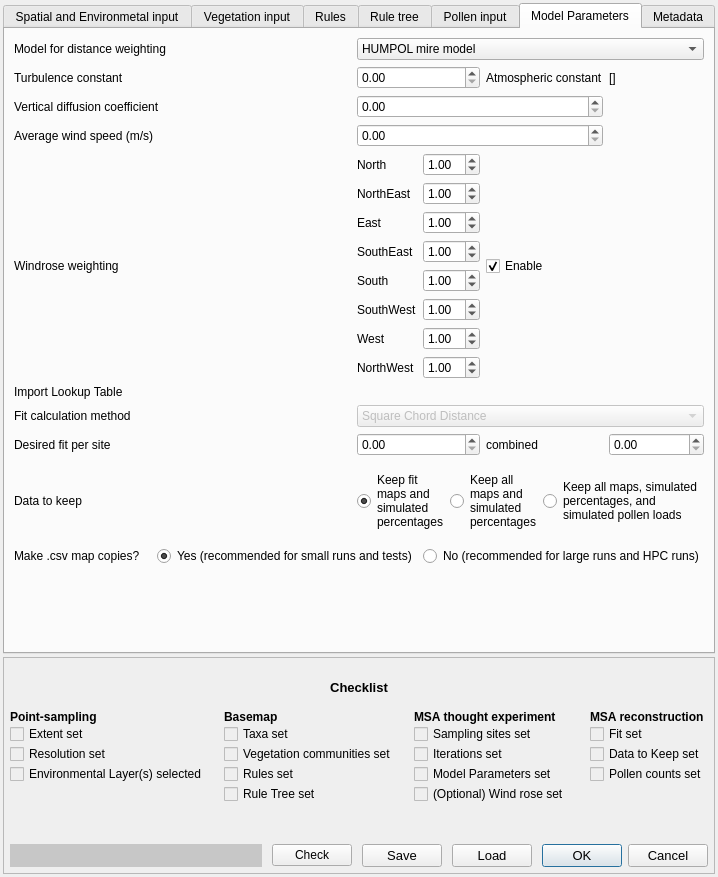
First picture: the form in MSA_QGIS_dialog_base.ui, repository ThyavdBerg/MSA-Q, before the edit.
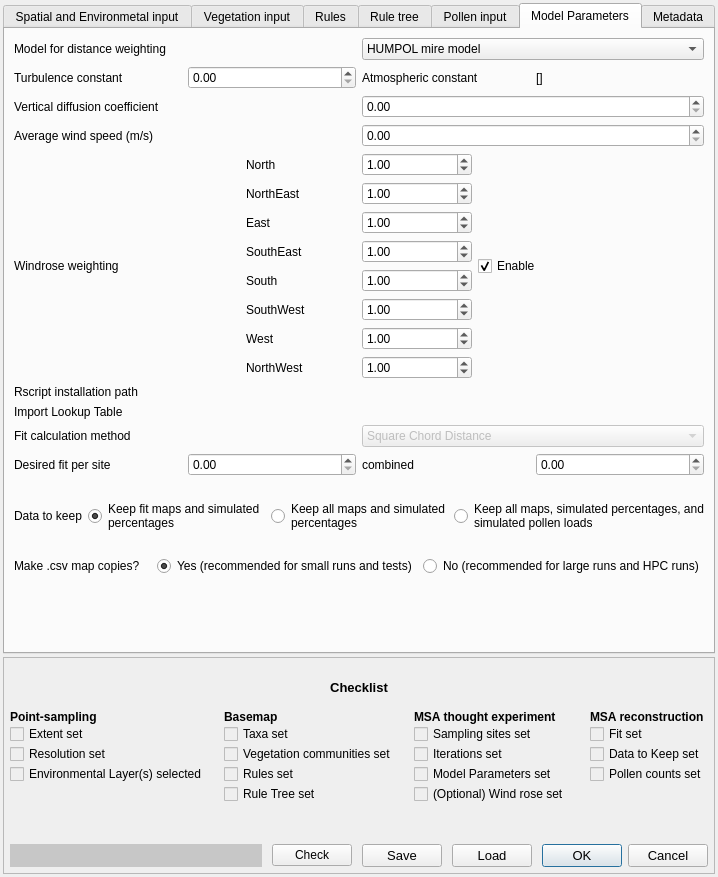
Second picture: the form after the edit. Custom widgets are drawn as their Qt base class.

Commit message: added LS model, as well as ability to save/load point sampled map from csv, and start of more gracefull error handling.

```diff
--- a/MSA_QGIS_dialog_base.ui
+++ b/MSA_QGIS_dialog_base.ui
@@ -1358,42 +1358,35 @@
         <attribute name="title">
          <string>Model Parameters</string>
         </attribute>
-        <layout class="QGridLayout" name="gridLayout_4" rowstretch="0,0,0,0,0,0,0,0,0,0,0,0,0" columnstretch="1,0,0,0">
-         <item row="9" column="3">
-          <widget class="QDoubleSpinBox" name="doubleSpinBox_cumulFit">
-           <property name="maximum">
-            <double>999999999.000000000000000</double>
-           </property>
-           <property name="value">
-            <double>0.000000000000000</double>
-           </property>
-          </widget>
-         </item>
-         <item row="1" column="1">
-          <widget class="QDoubleSpinBox" name="doubleSpin_turbConstant">
-           <property name="value">
-            <double>0.000000000000000</double>
-           </property>
-          </widget>
-         </item>
-         <item row="4" column="0" rowspan="2">
-          <widget class="QLabel" name="label">
+        <layout class="QVBoxLayout" name="verticalLayout_7">
+         <item>
+          <layout class="QHBoxLayout" name="horizontalLayout_33">
+           <item>
+            <widget class="QLabel" name="label_modelType">
+             <property name="text">
+              <string>Model for distance weighting</string>
+             </property>
+            </widget>
+           </item>
+           <item>
+            <widget class="QComboBox" name="comboBox_dispModel">
+             <item>
            <property name="text">
-            <string>Windrose weighting</string>
-           </property>
-          </widget>
-         </item>
-         <item row="9" column="0">
-          <widget class="QLabel" name="label_fit">
-           <property name="toolTip">
-            <string>Desired fit threshold that every single site should not exceed. Best possible fit is 0 (no differences). Worst possible fit is 200 (no similarities)</string>
-           </property>
+               <string>HUMPOL mire model</string>
+              </property>
+             </item>
+             <item>
            <property name="text">
-            <string>Desired fit per site</string>
-           </property>
-          </widget>
-         </item>
-         <item row="1" column="0">
+               <string>LS unstable model LOESS</string>
+              </property>
+             </item>
+            </widget>
+           </item>
+          </layout>
+         </item>
+         <item>
+          <layout class="QHBoxLayout" name="horizontalLayout_23">
+           <item>
           <widget class="QLabel" name="label_atmosConst">
            <property name="toolTip">
             <string>Also known as: n</string>
@@ -1403,224 +1396,84 @@
            </property>
           </widget>
          </item>
-         <item row="1" column="3">
+           <item>
+            <widget class="QDoubleSpinBox" name="doubleSpin_turbConstant">
+             <property name="value">
+              <double>0.000000000000000</double>
+             </property>
+            </widget>
+           </item>
+           <item>
+            <widget class="QLabel" name="label_atmosConst_2">
+             <property name="toolTip">
+              <string>Also known as: γ (lower case gamma)</string>
+             </property>
+             <property name="text">
+              <string>Atmospheric constant</string>
+             </property>
+            </widget>
+           </item>
+           <item>
           <widget class="QLabel" name="label_calculatedAtmosConst">
            <property name="text">
             <string>[]</string>
            </property>
           </widget>
          </item>
-         <item row="2" column="1" colspan="2">
+          </layout>
+         </item>
+         <item>
+          <layout class="QHBoxLayout" name="horizontalLayout_24" stretch="0,0">
+           <item>
+            <widget class="QLabel" name="label_difConst_2">
+             <property name="toolTip">
+              <string>Also known as: Cz</string>
+             </property>
+             <property name="text">
+              <string>Vertical diffusion coefficient</string>
+             </property>
+            </widget>
+           </item>
+           <item>
           <widget class="QDoubleSpinBox" name="doubleSpin_diffConstant">
            <property name="value">
             <double>0.000000000000000</double>
            </property>
           </widget>
          </item>
-         <item row="0" column="0">
-          <widget class="QLabel" name="label_modelType">
-           <property name="text">
-            <string>Model for distance weighting</string>
-           </property>
-          </widget>
+          </layout>
          </item>
-         <item row="8" column="0">
-          <widget class="QLabel" name="label_11">
-           <property name="toolTip">
-            <string>CURRENTLY DISABLED At the moment, only Square Chord Distance is available</string>
-           </property>
-           <property name="text">
-            <string>Fit calculation method</string>
-           </property>
-          </widget>
-         </item>
-         <item row="11" column="0" colspan="4">
-          <layout class="QHBoxLayout" name="horizontalLayout_27">
            <item>
-            <widget class="QLabel" name="label_makeCsv_4">
-             <property name="toolTip">
-              <string/>
-             </property>
-             <property name="text">
-              <string>Make .csv map copies?</string>
-             </property>
-            </widget>
-           </item>
+          <layout class="QHBoxLayout" name="horizontalLayout_25">
            <item>
-            <layout class="QHBoxLayout" name="horizontalLayout_28">
-             <item>
-              <widget class="QRadioButton" name="radioButton_makeCsvYes">
+            <widget class="QLabel" name="label_windSpeed">
                <property name="toolTip">
                 <string>In addition to the maps being saved to the SQLite output database, .csv files will be generated for immediate loading. This requires a larger amount of available disk space.</string>
                </property>
                <property name="text">
-                <string>Yes (recommended for small runs and tests)</string>
-               </property>
-               <property name="checked">
-                <bool>true</bool>
-               </property>
-               <attribute name="buttonGroup">
-                <string notr="true">buttonGroup_makeCsv</string>
-               </attribute>
+              <string>Average wind speed (m/s)</string>
+             </property>
               </widget>
              </item>
              <item>
-              <widget class="QRadioButton" name="radioButton_makeCsvNo">
-               <property name="toolTip">
-                <string>For large runs it is safer to create .csv files separately to avoid running out of disk space. For HPC it is not recommended unless the data will also stay on the HPC for post-processing.</string>
-               </property>
-               <property name="text">
-                <string>No (recommended for large runs and HPC runs)</string>
-               </property>
-               <property name="checked">
-                <bool>false</bool>
-               </property>
-               <property name="autoExclusive">
-                <bool>true</bool>
-               </property>
-               <attribute name="buttonGroup">
-                <string notr="true">buttonGroup_makeCsv</string>
-               </attribute>
-              </widget>
-             </item>
-            </layout>
-           </item>
-          </layout>
-         </item>
-         <item row="0" column="1" colspan="3">
-          <widget class="QComboBox" name="comboBox_dispModel">
-           <item>
-            <property name="text">
-             <string>HUMPOL mire model</string>
-            </property>
-           </item>
-           <item>
-            <property name="text">
-             <string>LS unstable model LOESS</string>
-            </property>
-           </item>
-          </widget>
-         </item>
-         <item row="9" column="1">
-          <widget class="QDoubleSpinBox" name="doubleSpinBox_fit">
-           <property name="maximum">
-            <double>200.000000000000000</double>
-           </property>
+            <widget class="QDoubleSpinBox" name="doubleSpin_windSpeed">
            <property name="value">
             <double>0.000000000000000</double>
            </property>
           </widget>
          </item>
-         <item row="10" column="1" colspan="3">
-          <layout class="QHBoxLayout" name="horizontalLayout_4">
-           <item>
-            <layout class="QHBoxLayout" name="horizontalLayout_5" stretch="0,1">
-             <item>
-              <widget class="QRadioButton" name="radioButton_keepFitted">
-               <property name="sizePolicy">
-                <sizepolicy hsizetype="Minimum" vsizetype="Expanding">
-                 <horstretch>0</horstretch>
-                 <verstretch>0</verstretch>
-                </sizepolicy>
-               </property>
-               <property name="text">
-                <string/>
-               </property>
-               <property name="checked">
-                <bool>true</bool>
-               </property>
-               <attribute name="buttonGroup">
-                <string notr="true">buttonGroup_dataToKeep</string>
-               </attribute>
-              </widget>
-             </item>
-             <item>
-              <widget class="QLabel" name="label_13">
-               <property name="text">
-                <string>Keep fit maps and simulated percentages</string>
-               </property>
-               <property name="wordWrap">
-                <bool>true</bool>
-               </property>
-              </widget>
-             </item>
             </layout>
            </item>
            <item>
-            <layout class="QHBoxLayout" name="horizontalLayout_11" stretch="0,1">
-             <property name="sizeConstraint">
-              <enum>QLayout::SetDefaultConstraint</enum>
-             </property>
+          <layout class="QHBoxLayout" name="horizontalLayout_26">
              <item>
-              <widget class="QRadioButton" name="radioButton_keepTwo">
-               <property name="sizePolicy">
-                <sizepolicy hsizetype="Minimum" vsizetype="Expanding">
-                 <horstretch>0</horstretch>
-                 <verstretch>0</verstretch>
-                </sizepolicy>
-               </property>
+            <widget class="QLabel" name="label">
                <property name="text">
-                <string/>
-               </property>
-               <property name="checked">
-                <bool>false</bool>
-               </property>
-               <attribute name="buttonGroup">
-                <string notr="true">buttonGroup_dataToKeep</string>
-               </attribute>
+              <string>Windrose weighting</string>
+             </property>
               </widget>
              </item>
              <item>
-              <widget class="QLabel" name="label_15">
-               <property name="text">
-                <string>Keep all maps and simulated percentages</string>
-               </property>
-               <property name="alignment">
-                <set>Qt::AlignLeading|Qt::AlignLeft|Qt::AlignVCenter</set>
-               </property>
-               <property name="wordWrap">
-                <bool>true</bool>
-               </property>
-              </widget>
-             </item>
-            </layout>
-           </item>
-           <item>
-            <layout class="QHBoxLayout" name="horizontalLayout_10" stretch="0,1">
-             <item>
-              <widget class="QRadioButton" name="radioButton_keepAll">
-               <property name="sizePolicy">
-                <sizepolicy hsizetype="Minimum" vsizetype="Expanding">
-                 <horstretch>0</horstretch>
-                 <verstretch>0</verstretch>
-                </sizepolicy>
-               </property>
-               <property name="text">
-                <string/>
-               </property>
-               <property name="checked">
-                <bool>false</bool>
-               </property>
-               <attribute name="buttonGroup">
-                <string notr="true">buttonGroup_dataToKeep</string>
-               </attribute>
-              </widget>
-             </item>
-             <item>
-              <widget class="QLabel" name="label_14">
-               <property name="text">
-                <string>Keep all maps, simulated percentages, and simulated pollen loads</string>
-               </property>
-               <property name="wordWrap">
-                <bool>true</bool>
-               </property>
-              </widget>
-             </item>
-            </layout>
-           </item>
-          </layout>
-         </item>
-         <item row="4" column="1" rowspan="2">
           <layout class="QHBoxLayout" name="horizontalLayout_3">
            <item>
             <layout class="QVBoxLayout" name="verticalLayout_3">
@@ -1744,7 +1597,7 @@
            </item>
           </layout>
          </item>
-         <item row="4" column="2" rowspan="2">
+           <item>
           <widget class="QCheckBox" name="checkBox_enableWindrose">
            <property name="text">
             <string>Enable</string>
@@ -1754,86 +1607,32 @@
            </property>
           </widget>
          </item>
-         <item row="10" column="0">
-          <widget class="QLabel" name="label_12">
-           <property name="toolTip">
-            <string>Keeping more data than just the fitted maps is only recommended for test runs</string>
-           </property>
-           <property name="text">
-            <string>Data to keep</string>
-           </property>
-          </widget>
+          </layout>
          </item>
-         <item row="2" column="0">
-          <widget class="QLabel" name="label_difConst_2">
+         <item>
+          <layout class="QHBoxLayout" name="horizontalLayout_34">
+           <item>
+            <widget class="QLabel" name="label_rInstallation">
            <property name="toolTip">
             <string>Also known as: Cz</string>
            </property>
            <property name="text">
-            <string>Vertical diffusion coefficient</string>
+              <string>Rscript installation path</string>
            </property>
           </widget>
          </item>
-         <item row="9" column="2">
-          <widget class="QLabel" name="label_16">
-           <property name="toolTip">
-            <string>Desired fit threshold that the cumulative fit of all sites should not exceed. Best possible fit is 0 (no difference at all sites), worst possible fit is 200 * number of sites.</string>
-           </property>
-           <property name="text">
-            <string>combined</string>
-           </property>
-          </widget>
-         </item>
-         <item row="1" column="2">
-          <widget class="QLabel" name="label_atmosConst_2">
-           <property name="toolTip">
-            <string>Also known as: γ (lower case gamma)</string>
-           </property>
-           <property name="text">
-            <string>Atmospheric constant</string>
-           </property>
-          </widget>
-         </item>
-         <item row="8" column="1" colspan="3">
-          <widget class="QComboBox" name="comboBox_fit">
-           <property name="enabled">
-            <bool>false</bool>
-           </property>
-           <property name="currentText">
-            <string>Square Chord Distance</string>
-           </property>
            <item>
-            <property name="text">
-             <string>Square Chord Distance</string>
-            </property>
-           </item>
-          </widget>
-         </item>
-         <item row="7" column="1" colspan="3">
-          <widget class="QgsFileWidget" name="mQgsFileWidget">
-           <property name="enabled">
-            <bool>false</bool>
-           </property>
-          </widget>
+            <widget class="QgsFileWidget" name="mQgsFileWidget_rInstallation">
+             <property name="storageMode">
+              <enum>QgsFileWidget::GetFile</enum>
+             </property>
+            </widget>
+           </item>
+          </layout>
          </item>
-         <item row="3" column="0">
-          <widget class="QLabel" name="label_windSpeed">
-           <property name="toolTip">
-            <string>Also known as: u</string>
-           </property>
-           <property name="text">
-            <string>Average wind speed (m/s)</string>
-           </property>
-          </widget>
-         </item>
-         <item row="3" column="1" colspan="2">
-          <widget class="QDoubleSpinBox" name="doubleSpin_windSpeed">
-           <property name="value">
-            <double>0.000000000000000</double>
-           </property>
-          </widget>
-         </item>
-         <item row="7" column="0">
+         <item>
+          <layout class="QHBoxLayout" name="horizontalLayout_29">
+           <item>
           <widget class="QLabel" name="label_importLookup">
            <property name="enabled">
             <bool>true</bool>
@@ -1846,7 +1645,265 @@
            </property>
           </widget>
          </item>
-         <item row="12" column="0" colspan="4">
+           <item>
+            <widget class="QgsFileWidget" name="mQgsFileWidget">
+             <property name="enabled">
+              <bool>false</bool>
+             </property>
+            </widget>
+           </item>
+          </layout>
+         </item>
+         <item>
+          <layout class="QHBoxLayout" name="horizontalLayout_30">
+           <item>
+            <widget class="QLabel" name="label_11">
+             <property name="toolTip">
+              <string>CURRENTLY DISABLED At the moment, only Square Chord Distance is available</string>
+             </property>
+             <property name="text">
+              <string>Fit calculation method</string>
+             </property>
+            </widget>
+           </item>
+           <item>
+            <widget class="QComboBox" name="comboBox_fit">
+             <property name="enabled">
+              <bool>false</bool>
+             </property>
+             <property name="currentText">
+              <string>Square Chord Distance</string>
+             </property>
+             <item>
+              <property name="text">
+               <string>Square Chord Distance</string>
+              </property>
+             </item>
+            </widget>
+           </item>
+          </layout>
+         </item>
+         <item>
+          <layout class="QHBoxLayout" name="horizontalLayout_31">
+           <item>
+            <widget class="QLabel" name="label_fit">
+             <property name="toolTip">
+              <string>Desired fit threshold that every single site should not exceed. Best possible fit is 0 (no differences). Worst possible fit is 200 (no similarities)</string>
+             </property>
+             <property name="text">
+              <string>Desired fit per site</string>
+             </property>
+            </widget>
+           </item>
+           <item>
+            <widget class="QDoubleSpinBox" name="doubleSpinBox_fit">
+             <property name="maximum">
+              <double>200.000000000000000</double>
+             </property>
+             <property name="value">
+              <double>0.000000000000000</double>
+             </property>
+            </widget>
+           </item>
+           <item>
+            <widget class="QLabel" name="label_16">
+             <property name="toolTip">
+              <string>Desired fit threshold that the cumulative fit of all sites should not exceed. Best possible fit is 0 (no difference at all sites), worst possible fit is 200 * number of sites.</string>
+             </property>
+             <property name="text">
+              <string>combined</string>
+             </property>
+            </widget>
+           </item>
+           <item>
+            <widget class="QDoubleSpinBox" name="doubleSpinBox_cumulFit">
+             <property name="maximum">
+              <double>999999999.000000000000000</double>
+             </property>
+             <property name="value">
+              <double>0.000000000000000</double>
+             </property>
+            </widget>
+           </item>
+          </layout>
+         </item>
+         <item>
+          <layout class="QHBoxLayout" name="horizontalLayout_32">
+           <item>
+            <widget class="QLabel" name="label_12">
+             <property name="toolTip">
+              <string>Keeping more data than just the fitted maps is only recommended for test runs</string>
+             </property>
+             <property name="text">
+              <string>Data to keep</string>
+             </property>
+            </widget>
+           </item>
+           <item>
+            <layout class="QHBoxLayout" name="horizontalLayout_4">
+             <item>
+              <layout class="QHBoxLayout" name="horizontalLayout_5" stretch="0,1">
+               <item>
+                <widget class="QRadioButton" name="radioButton_keepFitted">
+                 <property name="sizePolicy">
+                  <sizepolicy hsizetype="Minimum" vsizetype="Expanding">
+                   <horstretch>0</horstretch>
+                   <verstretch>0</verstretch>
+                  </sizepolicy>
+                 </property>
+                 <property name="text">
+                  <string/>
+                 </property>
+                 <property name="checked">
+                  <bool>true</bool>
+                 </property>
+                 <attribute name="buttonGroup">
+                  <string notr="true">buttonGroup_dataToKeep</string>
+                 </attribute>
+                </widget>
+               </item>
+               <item>
+                <widget class="QLabel" name="label_13">
+                 <property name="text">
+                  <string>Keep fit maps and simulated percentages</string>
+                 </property>
+                 <property name="wordWrap">
+                  <bool>true</bool>
+                 </property>
+                </widget>
+               </item>
+              </layout>
+             </item>
+             <item>
+              <layout class="QHBoxLayout" name="horizontalLayout_11" stretch="0,1">
+               <property name="sizeConstraint">
+                <enum>QLayout::SetDefaultConstraint</enum>
+               </property>
+               <item>
+                <widget class="QRadioButton" name="radioButton_keepTwo">
+                 <property name="sizePolicy">
+                  <sizepolicy hsizetype="Minimum" vsizetype="Expanding">
+                   <horstretch>0</horstretch>
+                   <verstretch>0</verstretch>
+                  </sizepolicy>
+                 </property>
+                 <property name="text">
+                  <string/>
+                 </property>
+                 <property name="checked">
+                  <bool>false</bool>
+                 </property>
+                 <attribute name="buttonGroup">
+                  <string notr="true">buttonGroup_dataToKeep</string>
+                 </attribute>
+                </widget>
+               </item>
+               <item>
+                <widget class="QLabel" name="label_15">
+                 <property name="text">
+                  <string>Keep all maps and simulated percentages</string>
+                 </property>
+                 <property name="alignment">
+                  <set>Qt::AlignLeading|Qt::AlignLeft|Qt::AlignVCenter</set>
+                 </property>
+                 <property name="wordWrap">
+                  <bool>true</bool>
+                 </property>
+                </widget>
+               </item>
+              </layout>
+             </item>
+             <item>
+              <layout class="QHBoxLayout" name="horizontalLayout_10" stretch="0,1">
+               <item>
+                <widget class="QRadioButton" name="radioButton_keepAll">
+                 <property name="sizePolicy">
+                  <sizepolicy hsizetype="Minimum" vsizetype="Expanding">
+                   <horstretch>0</horstretch>
+                   <verstretch>0</verstretch>
+                  </sizepolicy>
+                 </property>
+                 <property name="text">
+                  <string/>
+                 </property>
+                 <property name="checked">
+                  <bool>false</bool>
+                 </property>
+                 <attribute name="buttonGroup">
+                  <string notr="true">buttonGroup_dataToKeep</string>
+                 </attribute>
+                </widget>
+               </item>
+               <item>
+                <widget class="QLabel" name="label_14">
+                 <property name="text">
+                  <string>Keep all maps, simulated percentages, and simulated pollen loads</string>
+                 </property>
+                 <property name="wordWrap">
+                  <bool>true</bool>
+                 </property>
+                </widget>
+               </item>
+              </layout>
+             </item>
+            </layout>
+           </item>
+          </layout>
+         </item>
+         <item>
+          <layout class="QHBoxLayout" name="horizontalLayout_27">
+           <item>
+            <widget class="QLabel" name="label_makeCsv_4">
+             <property name="toolTip">
+              <string/>
+             </property>
+             <property name="text">
+              <string>Make .csv map copies?</string>
+             </property>
+            </widget>
+           </item>
+           <item>
+            <layout class="QHBoxLayout" name="horizontalLayout_28">
+             <item>
+              <widget class="QRadioButton" name="radioButton_makeCsvYes">
+               <property name="toolTip">
+                <string>In addition to the maps being saved to the SQLite output database, .csv files will be generated for immediate loading. This requires a larger amount of available disk space.</string>
+               </property>
+               <property name="text">
+                <string>Yes (recommended for small runs and tests)</string>
+               </property>
+               <property name="checked">
+                <bool>true</bool>
+               </property>
+               <attribute name="buttonGroup">
+                <string notr="true">buttonGroup_makeCsv</string>
+               </attribute>
+              </widget>
+             </item>
+             <item>
+              <widget class="QRadioButton" name="radioButton_makeCsvNo">
+               <property name="toolTip">
+                <string>For large runs it is safer to create .csv files separately to avoid running out of disk space. For HPC it is not recommended unless the data will also stay on the HPC for post-processing.</string>
+               </property>
+               <property name="text">
+                <string>No (recommended for large runs and HPC runs)</string>
+               </property>
+               <property name="checked">
+                <bool>false</bool>
+               </property>
+               <property name="autoExclusive">
+                <bool>true</bool>
+               </property>
+               <attribute name="buttonGroup">
+                <string notr="true">buttonGroup_makeCsv</string>
+               </attribute>
+              </widget>
+             </item>
+            </layout>
+           </item>
+          </layout>
+         </item>
+         <item>
           <spacer name="verticalSpacer_8">
            <property name="orientation">
             <enum>Qt::Vertical</enum>
```
Left out of the diff: 8 changed lines with no effect on the pictures. Lines whose indentation alone changed are shown as unchanged. The commit also changes 19 other files.
